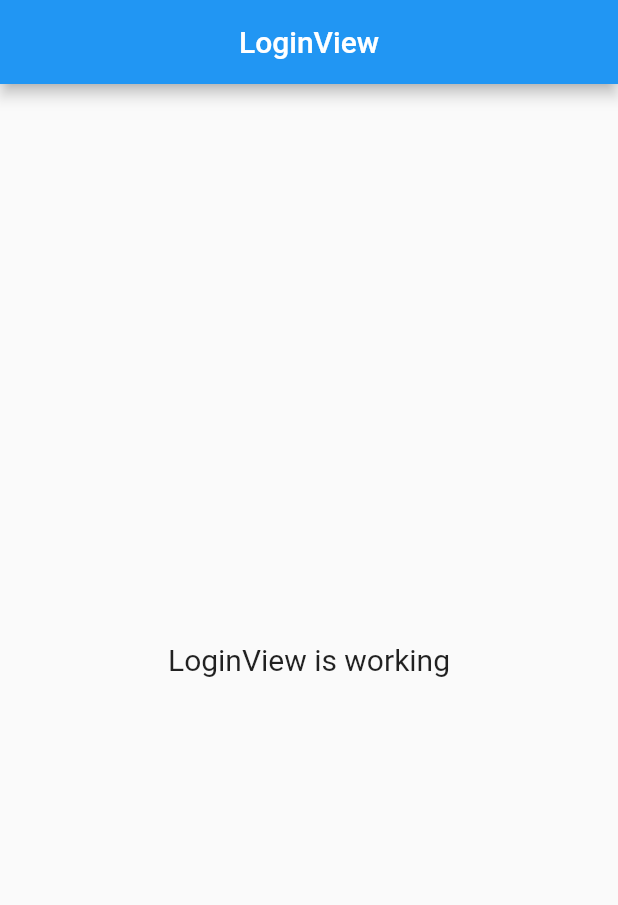
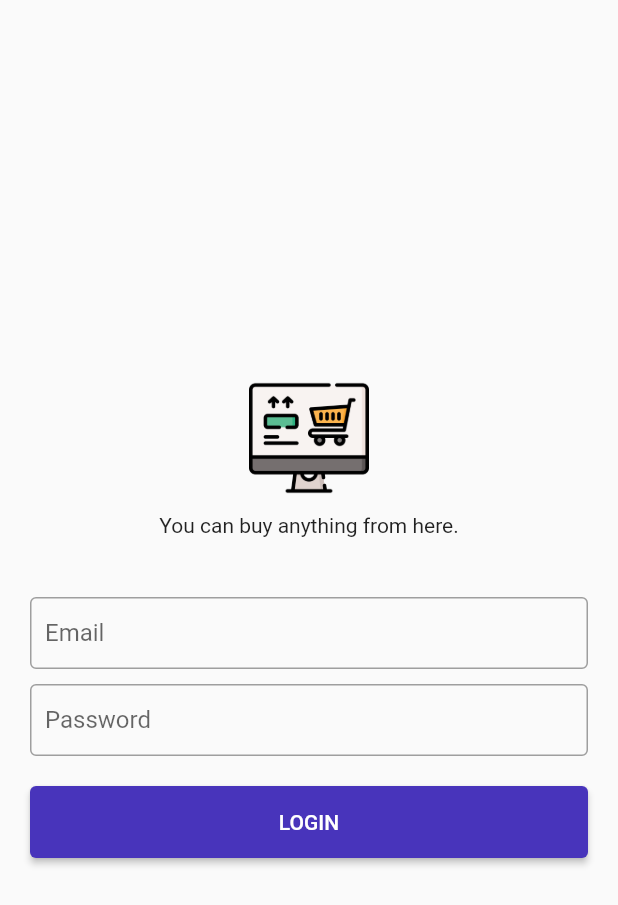
Before and after one commit to devnizamuddin/ecommerce_demo_flutter, a Flutter app: the screen it shows after launch, on a phone screen of 412 x 824 dp. Shown: the top 905 px of the screen. Run offline on Flutter 3.47's test engine with Material 2 defaults, Android fonts, the phone set to English and light mode, and no system bars; our stand-ins replace animated_text_kit, get.

Commit message:
login page designed

```diff
--- a/lib/app/modules/login/views/login_view.dart
+++ b/lib/app/modules/login/views/login_view.dart
@@ -1,3 +1,6 @@
+import 'package:ecommerce_demo_flutter/app/components/custom_text_field.dart';
+import 'package:ecommerce_demo_flutter/app/components/primary_button.dart';
+import 'package:ecommerce_demo_flutter/app/config/app_assets.dart';
 import 'package:flutter/material.dart';
 
 import 'package:get/get.dart';
@@ -9,16 +12,36 @@ class LoginView extends GetView<LoginController> {
   @override
   Widget build(BuildContext context) {
     return Scaffold(
-      appBar: AppBar(
-        title: const Text('LoginView'),
-        centerTitle: true,
-      ),
-      body: Center(
-        child: Text(
-          'LoginView is working',
-          style: TextStyle(fontSize: 20),
+        body: SafeArea(
+      child: Padding(
+        padding: const EdgeInsets.all(20.0),
+        child: Column(
+          crossAxisAlignment: CrossAxisAlignment.stretch,
+          mainAxisAlignment: MainAxisAlignment.center,
+          children: [
+            Image.asset(
+              AppAssets.ASSET_APP_LOGO,
+              height: 80,
+            ),
+            const SizedBox(height: 10),
+            const Text(
+              'You can buy anything from here.',
+              textAlign: TextAlign.center,
+            ),
+            const SizedBox(height: 40),
+            const CustomTextField(
+                label: 'Email', validationText: 'Enter your email'),
+            const SizedBox(height: 10),
+            const CustomTextField(
+                label: 'Password', validationText: 'Enter your Password'),
+            const SizedBox(height: 20),
+            PrimaryButton(
+              onClick: () {},
+              text: 'LOGIN',
+            )
+          ],
         ),
       ),
-    );
+    ));
   }
 }
```
